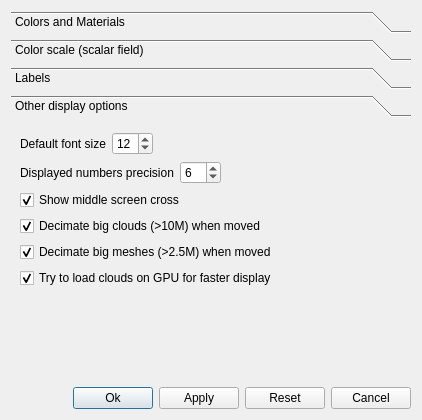
archeos/cloudcompare-archeos, file qCC/ui_templates/displayOptionsDlg.ui: the form before one commit.
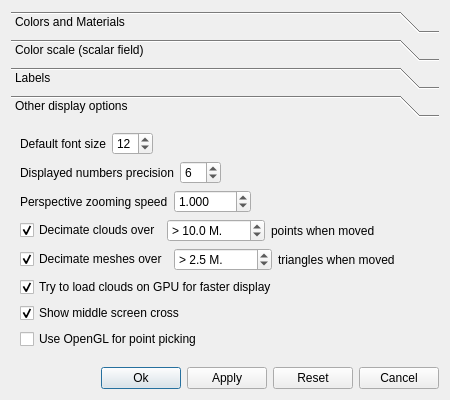
The form after the commit. Icons and pictures are not drawn.

What changed in the file:
```diff
--- a/qCC/ui_templates/displayOptionsDlg.ui
+++ b/qCC/ui_templates/displayOptionsDlg.ui
@@ -6,8 +6,8 @@
    <rect>
     <x>0</x>
     <y>0</y>
-    <width>422</width>
-    <height>420</height>
+    <width>450</width>
+    <height>400</height>
    </rect>
   </property>
   <property name="sizePolicy">
@@ -237,27 +237,6 @@
                </item>
               </layout>
              </item>
-             <item>
-              <layout class="QHBoxLayout" name="_3">
-               <item>
-                <widget class="QToolButton" name="histBkgColorButton">
-                 <property name="text">
-                  <string>...</string>
-                 </property>
-                 <property name="toolButtonStyle">
-                  <enum>Qt::ToolButtonIconOnly</enum>
-                 </property>
-                </widget>
-               </item>
-               <item>
-                <widget class="QLabel" name="label_17">
-                 <property name="text">
-                  <string>Histogram background</string>
-                 </property>
-                </widget>
-               </item>
-              </layout>
-             </item>
              <item>
               <layout class="QHBoxLayout">
                <item>
@@ -450,8 +429,18 @@
       </attribute>
       <layout class="QVBoxLayout" name="verticalLayout">
        <item>
-        <layout class="QHBoxLayout" name="horizontalLayout_5">
-         <item>
+        <widget class="QFrame" name="frame_2">
+         <property name="frameShape">
+          <enum>QFrame::StyledPanel</enum>
+         </property>
+         <property name="frameShadow">
+          <enum>QFrame::Raised</enum>
+         </property>
+         <layout class="QGridLayout" name="gridLayout">
+          <property name="margin">
+           <number>0</number>
+          </property>
+          <item row="0" column="0">
           <widget class="QLabel" name="label_13">
            <property name="text">
             <string>Labels transparency</string>
@@ -471,24 +460,44 @@
            </property>
           </widget>
          </item>
-         <item>
-          <spacer name="horizontalSpacer_4">
-           <property name="orientation">
-            <enum>Qt::Horizontal</enum>
-           </property>
-           <property name="sizeHint" stdset="0">
-            <size>
-             <width>40</width>
-             <height>20</height>
-            </size>
-           </property>
-          </spacer>
-         </item>
-        </layout>
-       </item>
-       <item>
-        <layout class="QHBoxLayout" name="horizontalLayout_8">
-         <item>
+          <item row="1" column="0">
+           <widget class="QLabel" name="label_16">
+            <property name="text">
+             <string>Label font size</string>
+            </property>
+           </widget>
+          </item>
+          <item row="1" column="1">
+           <widget class="QSpinBox" name="labelFontSizeSpinBox">
+            <property name="minimum">
+             <number>6</number>
+            </property>
+            <property name="maximum">
+             <number>96</number>
+            </property>
+            <property name="value">
+             <number>8</number>
+            </property>
+           </widget>
+          </item>
+          <item row="1" column="2">
+           <widget class="QLabel" name="label_20">
+            <property name="text">
+             <string>background color</string>
+            </property>
+            <property name="alignment">
+             <set>Qt::AlignRight|Qt::AlignTrailing|Qt::AlignVCenter</set>
+            </property>
+           </widget>
+          </item>
+          <item row="1" column="3">
+           <widget class="QToolButton" name="labelBkgColorButton">
+            <property name="text">
+             <string>...</string>
+            </property>
+           </widget>
+          </item>
+          <item row="2" column="0">
           <widget class="QLabel" name="label_15">
            <property name="text">
             <string>Labels marker size</string>
@@ -505,38 +514,25 @@
            </property>
           </widget>
          </item>
-         <item>
-          <spacer name="horizontalSpacer_5">
-           <property name="orientation">
-            <enum>Qt::Horizontal</enum>
-           </property>
-           <property name="sizeHint" stdset="0">
-            <size>
-             <width>37</width>
-             <height>17</height>
-            </size>
-           </property>
-          </spacer>
-         </item>
-        </layout>
-       </item>
-       <item>
-        <layout class="QHBoxLayout" name="_5">
-         <item>
-          <widget class="QToolButton" name="labelsColorButton">
+          <item row="2" column="2">
+           <widget class="QLabel" name="label_18">
+            <property name="text">
+             <string>marker color</string>
+            </property>
+            <property name="alignment">
+             <set>Qt::AlignRight|Qt::AlignTrailing|Qt::AlignVCenter</set>
+            </property>
+           </widget>
+          </item>
+          <item row="2" column="3">
+           <widget class="QToolButton" name="labelMarkerColorButton">
            <property name="text">
             <string>...</string>
            </property>
           </widget>
          </item>
-         <item>
-          <widget class="QLabel" name="label_19">
-           <property name="text">
-            <string>Label color</string>
-           </property>
-          </widget>
-         </item>
-        </layout>
+         </layout>
+        </widget>
        </item>
        <item>
         <spacer name="verticalSpacer_4">
@@ -558,8 +554,8 @@
        <rect>
         <x>0</x>
         <y>0</y>
-        <width>404</width>
-        <height>263</height>
+        <width>432</width>
+        <height>243</height>
        </rect>
       </property>
       <attribute name="label">
@@ -635,21 +631,50 @@
         </layout>
        </item>
        <item>
-        <widget class="QCheckBox" name="showCrossCheckBox">
-         <property name="toolTip">
-          <string>A cross is displayed in the middle of the screen</string>
-         </property>
-         <property name="statusTip">
-          <string>A cross is displayed in the middle of the screen</string>
-         </property>
+        <layout class="QHBoxLayout" name="horizontalLayout_5">
+         <item>
+          <widget class="QLabel" name="label_17">
          <property name="text">
-          <string>Show middle screen cross</string>
-         </property>
-         <property name="checked">
-          <bool>true</bool>
-         </property>
-        </widget>
-       </item>
+            <string>Perspective zooming speed</string>
+           </property>
+          </widget>
+         </item>
+         <item>
+          <widget class="QDoubleSpinBox" name="zoomSpeedDoubleSpinBox">
+           <property name="toolTip">
+            <string>Zoom/walk speed in perspective mode (default = 1.0)</string>
+           </property>
+           <property name="decimals">
+            <number>3</number>
+           </property>
+           <property name="maximum">
+            <double>1000.000000000000000</double>
+           </property>
+           <property name="singleStep">
+            <double>0.010000000000000</double>
+           </property>
+           <property name="value">
+            <double>1.000000000000000</double>
+           </property>
+          </widget>
+         </item>
+         <item>
+          <spacer name="horizontalSpacer_4">
+           <property name="orientation">
+            <enum>Qt::Horizontal</enum>
+           </property>
+           <property name="sizeHint" stdset="0">
+            <size>
+             <width>40</width>
+             <height>20</height>
+            </size>
+           </property>
+          </spacer>
+         </item>
+        </layout>
+       </item>
+       <item>
+        <layout class="QHBoxLayout" name="horizontalLayout_9">
        <item>
         <widget class="QCheckBox" name="decimateCloudBox">
          <property name="statusTip">
@@ -659,13 +684,62 @@
           <string>Automatically decimate big point clouds when moved</string>
          </property>
          <property name="text">
-          <string>Decimate big clouds (&gt;10M) when moved</string>
+            <string>Decimate clouds over</string>
          </property>
          <property name="checked">
           <bool>true</bool>
          </property>
         </widget>
        </item>
+         <item>
+          <widget class="QDoubleSpinBox" name="maxCloudSizeDoubleSpinBox">
+           <property name="toolTip">
+            <string>Minimum number of points to activate decimation</string>
+           </property>
+           <property name="prefix">
+            <string>&gt; </string>
+           </property>
+           <property name="suffix">
+            <string> M.</string>
+           </property>
+           <property name="decimals">
+            <number>1</number>
+           </property>
+           <property name="minimum">
+            <double>0.100000000000000</double>
+           </property>
+           <property name="maximum">
+            <double>10000.000000000000000</double>
+           </property>
+           <property name="value">
+            <double>10.000000000000000</double>
+           </property>
+          </widget>
+         </item>
+         <item>
+          <widget class="QLabel" name="label_21">
+           <property name="text">
+            <string>points when moved</string>
+           </property>
+          </widget>
+         </item>
+         <item>
+          <spacer name="horizontalSpacer_5">
+           <property name="orientation">
+            <enum>Qt::Horizontal</enum>
+           </property>
+           <property name="sizeHint" stdset="0">
+            <size>
+             <width>40</width>
+             <height>20</height>
+            </size>
+           </property>
+          </spacer>
+         </item>
+        </layout>
+       </item>
+       <item>
+        <layout class="QHBoxLayout" name="horizontalLayout_8">
        <item>
         <widget class="QCheckBox" name="decimateMeshBox">
          <property name="statusTip">
@@ -675,12 +749,62 @@
           <string>Automatically decimate big meshes when moved</string>
          </property>
          <property name="text">
-          <string>Decimate big meshes (&gt;2.5M) when moved</string>
+            <string>Decimate meshes over</string>
          </property>
          <property name="checked">
           <bool>true</bool>
          </property>
         </widget>
+         </item>
+         <item>
+          <widget class="QDoubleSpinBox" name="maxMeshSizeDoubleSpinBox">
+           <property name="toolTip">
+            <string>Minimum number of triangles to activate decimation</string>
+           </property>
+           <property name="prefix">
+            <string>&gt; </string>
+           </property>
+           <property name="suffix">
+            <string> M.</string>
+           </property>
+           <property name="decimals">
+            <number>1</number>
+           </property>
+           <property name="minimum">
+            <double>0.100000000000000</double>
+           </property>
+           <property name="maximum">
+            <double>10000.000000000000000</double>
+           </property>
+           <property name="singleStep">
+            <double>0.500000000000000</double>
+           </property>
+           <property name="value">
+            <double>2.500000000000000</double>
+           </property>
+          </widget>
+         </item>
+         <item>
+          <widget class="QLabel" name="label_19">
+           <property name="text">
+            <string>triangles when moved</string>
+           </property>
+          </widget>
+         </item>
+         <item>
+          <spacer name="horizontalSpacer_7">
+           <property name="orientation">
+            <enum>Qt::Horizontal</enum>
+           </property>
+           <property name="sizeHint" stdset="0">
+            <size>
+             <width>40</width>
+             <height>20</height>
+            </size>
+           </property>
+          </spacer>
+         </item>
+        </layout>
        </item>
        <item>
         <widget class="QCheckBox" name="useVBOCheckBox">
@@ -692,6 +816,32 @@
          </property>
         </widget>
        </item>
+       <item>
+        <widget class="QCheckBox" name="showCrossCheckBox">
+         <property name="toolTip">
+          <string>A cross is displayed in the middle of the screen</string>
+         </property>
+         <property name="statusTip">
+          <string>A cross is displayed in the middle of the screen</string>
+         </property>
+         <property name="text">
+          <string>Show middle screen cross</string>
+         </property>
+         <property name="checked">
+          <bool>true</bool>
+         </property>
+        </widget>
+       </item>
+       <item>
+        <widget class="QCheckBox" name="openGLPickingCheckBox">
+         <property name="toolTip">
+          <string>To use OpenGL for point picking (no octree is required but it can be slow on low-end GPUs)</string>
+         </property>
+         <property name="text">
+          <string>Use OpenGL for point picking</string>
+         </property>
+        </widget>
+       </item>
        <item>
         <spacer name="verticalSpacer_3">
          <property name="orientation">
```
Left out of the diff: 96 changed lines with no effect on the pictures. Lines whose indentation alone changed are shown as unchanged.
